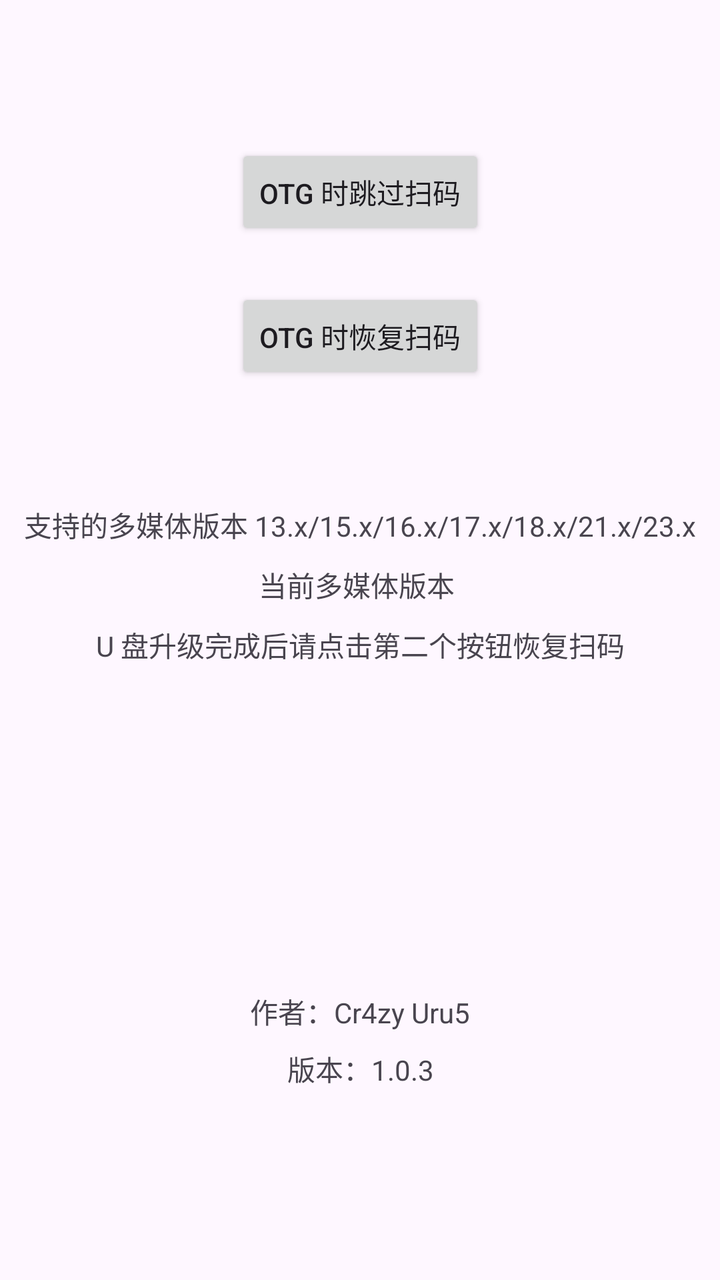
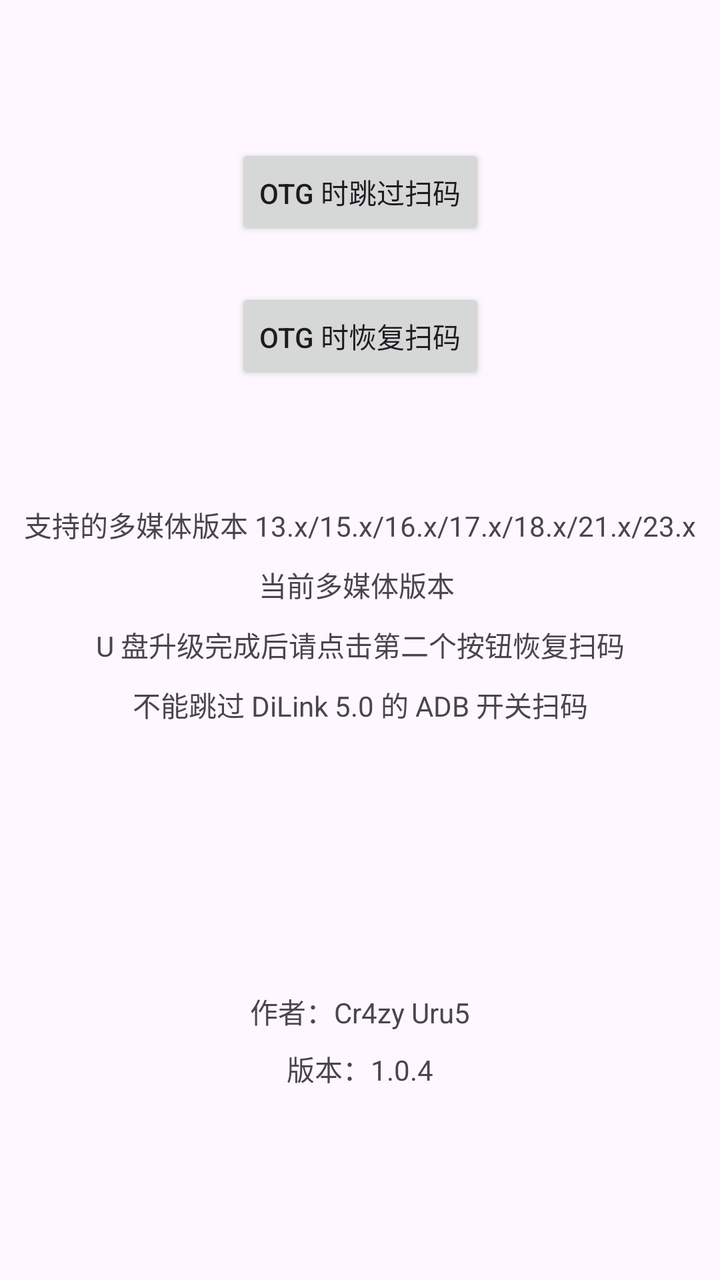

An Android layout rendered at two revisions. The XML below is the earlier revision; the diff shows what the commit changed to produce the second picture.
<!-- AndroidManifest.xml: activity theme Theme.BYDOTAQRCodeBypass -->
<!-- res/layout/activity_main.xml -->
<?xml version="1.0" encoding="utf-8"?>
<androidx.constraintlayout.widget.ConstraintLayout xmlns:android="http://schemas.android.com/apk/res/android"
    xmlns:app="http://schemas.android.com/apk/res-auto"
    xmlns:tools="http://schemas.android.com/tools"
    android:id="@+id/main"
    android:layout_width="match_parent"
    android:layout_height="match_parent"
    tools:context="com.crazyurus.bydota.qrcodebypass.MainActivity">

    <Button
        android:id="@+id/button"
        android:layout_width="wrap_content"
        android:layout_height="wrap_content"
        android:layout_marginStart="24dp"
        android:layout_marginTop="72dp"
        android:layout_marginEnd="24dp"
        android:text="OTG 时跳过扫码"
        app:layout_constraintEnd_toEndOf="parent"
        app:layout_constraintStart_toStartOf="parent"
        app:layout_constraintTop_toTopOf="parent" />

    <Button
        android:id="@+id/button2"
        android:layout_width="wrap_content"
        android:layout_height="wrap_content"
        android:layout_marginStart="24dp"
        android:layout_marginTop="24dp"
        android:layout_marginEnd="24dp"
        android:text="OTG 时恢复扫码"
        app:layout_constraintEnd_toEndOf="parent"
        app:layout_constraintStart_toStartOf="parent"
        app:layout_constraintTop_toBottomOf="@+id/button" />

    <TextView
        android:id="@+id/textView"
        android:layout_width="wrap_content"
        android:layout_height="wrap_content"
        android:layout_marginStart="150dp"
        android:layout_marginEnd="150dp"
        android:layout_marginBottom="124dp"
        android:text="作者：Cr4zy Uru5"
        app:layout_constraintBottom_toBottomOf="parent"
        app:layout_constraintEnd_toEndOf="parent"
        app:layout_constraintStart_toStartOf="parent" />

    <TextView
        android:id="@+id/textVersion"
        android:layout_width="wrap_content"
        android:layout_height="wrap_content"
        android:layout_marginStart="150dp"
        android:layout_marginTop="8dp"
        android:layout_marginEnd="150dp"
        android:text="版本：1.0.3"
        app:layout_constraintEnd_toEndOf="parent"
        app:layout_constraintHorizontal_bias="0.486"
        app:layout_constraintStart_toStartOf="parent"
        app:layout_constraintTop_toBottomOf="@id/textView" />

    <TextView
        android:id="@+id/textView2"
        android:layout_width="wrap_content"
        android:layout_height="wrap_content"
        android:layout_marginStart="24dp"
        android:layout_marginTop="60dp"
        android:layout_marginEnd="24dp"
        android:text="支持的多媒体版本 13.x/15.x/16.x/17.x/18.x/21.x/23.x"
        app:layout_constraintEnd_toEndOf="parent"
        app:layout_constraintStart_toStartOf="parent"
        app:layout_constraintTop_toBottomOf="@+id/button2" />

    <TextView
        android:id="@+id/textView3"
        android:layout_width="wrap_content"
        android:layout_height="wrap_content"
        android:layout_marginStart="24dp"
        android:layout_marginTop="90dp"
        android:layout_marginEnd="24dp"
        android:text="当前多媒体版本 "
        app:layout_constraintEnd_toEndOf="parent"
        app:layout_constraintStart_toStartOf="parent"
        app:layout_constraintTop_toBottomOf="@+id/button2" />

    <TextView
        android:id="@+id/textView4"
        android:layout_width="wrap_content"
        android:layout_height="wrap_content"
        android:layout_marginStart="24dp"
        android:layout_marginTop="120dp"
        android:layout_marginEnd="24dp"
        android:text="U 盘升级完成后请点击第二个按钮恢复扫码"
        app:layout_constraintEnd_toEndOf="parent"
        app:layout_constraintStart_toStartOf="parent"
        app:layout_constraintTop_toBottomOf="@+id/button2" />

</androidx.constraintlayout.widget.ConstraintLayout>
<!-- resources referenced by this layout -->
<resources>
  <style name="Theme.BYDOTAQRCodeBypass" parent="android:Theme.Material.Light.NoActionBar" />
</resources>

<!-- the commit's change to res/layout/activity_main.xml (unified diff, before → after) -->
@@ -35,8 +35,8 @@
         android:id="@+id/textView"
         android:layout_width="wrap_content"
         android:layout_height="wrap_content"
-        android:layout_marginStart="150dp"
-        android:layout_marginEnd="150dp"
+        android:layout_marginStart="24dp"
+        android:layout_marginEnd="24dp"
         android:layout_marginBottom="124dp"
         android:text="作者：Cr4zy Uru5"
         app:layout_constraintBottom_toBottomOf="parent"
@@ -47,12 +47,11 @@
         android:id="@+id/textVersion"
         android:layout_width="wrap_content"
         android:layout_height="wrap_content"
-        android:layout_marginStart="150dp"
+        android:layout_marginStart="24dp"
         android:layout_marginTop="8dp"
-        android:layout_marginEnd="150dp"
-        android:text="版本：1.0.3"
+        android:layout_marginEnd="24dp"
+        android:text="版本：1.0.4"
         app:layout_constraintEnd_toEndOf="parent"
-        app:layout_constraintHorizontal_bias="0.486"
         app:layout_constraintStart_toStartOf="parent"
         app:layout_constraintTop_toBottomOf="@id/textView" />
 
@@ -92,4 +91,16 @@
         app:layout_constraintStart_toStartOf="parent"
         app:layout_constraintTop_toBottomOf="@+id/button2" />
 
+    <TextView
+        android:id="@+id/textView5"
+        android:layout_width="wrap_content"
+        android:layout_height="wrap_content"
+        android:layout_marginStart="24dp"
+        android:layout_marginTop="150dp"
+        android:layout_marginEnd="24dp"
+        android:text="不能跳过 DiLink 5.0 的 ADB 开关扫码"
+        app:layout_constraintEnd_toEndOf="parent"
+        app:layout_constraintStart_toStartOf="parent"
+        app:layout_constraintTop_toBottomOf="@+id/button2" />
+
 </androidx.constraintlayout.widget.ConstraintLayout>
